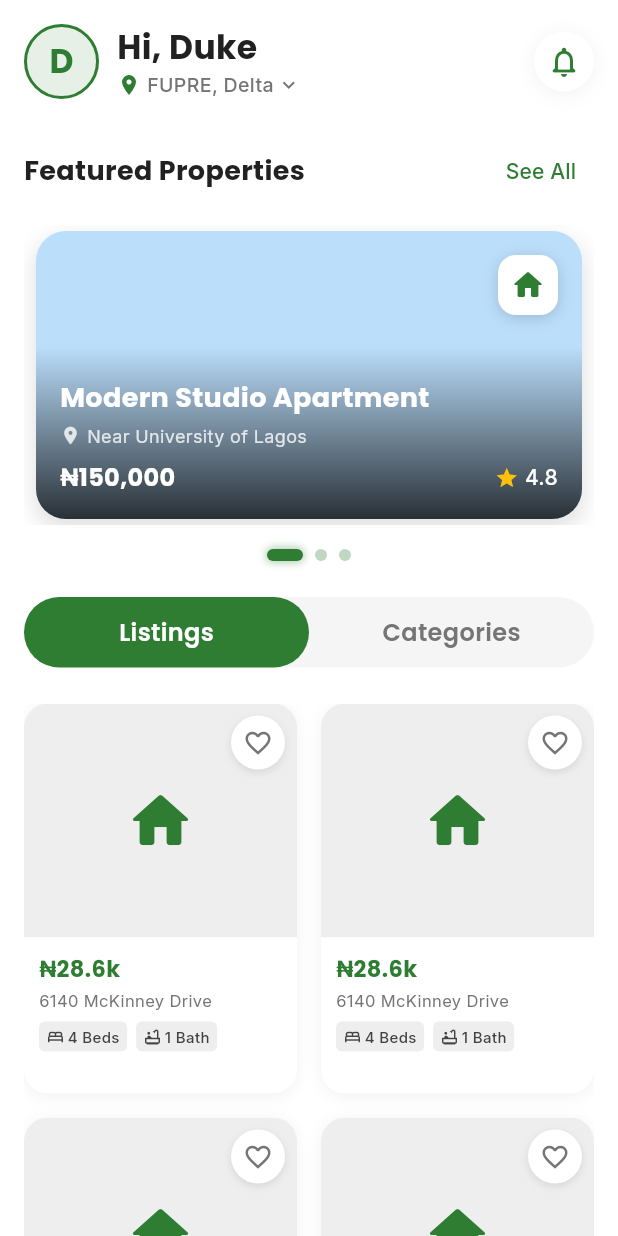
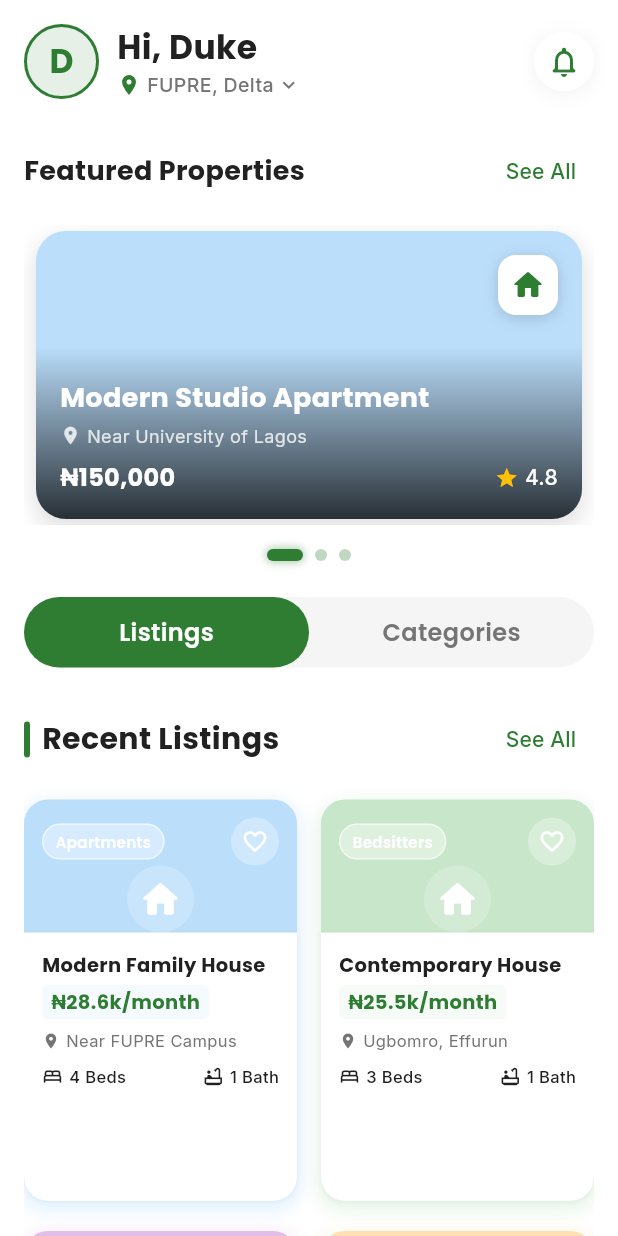
Before and after one commit to Dukeazeta/uniHousingNG, a Flutter app: the HomeTab screen opened by its route, on a phone screen of 412 x 824 dp. Run offline on Flutter 3.47's test engine with Material 3 defaults, Android fonts, the light colour scheme and no system bars; our stand-ins replace flutter_svg, google_fonts, shared_preferences; accounts and stored records are empty.

Commit message:
modified:   unihousingng/lib/presentation/screens/home/home_screen.dart

```diff
--- a/unihousingng/lib/presentation/screens/home/home_screen.dart
+++ b/unihousingng/lib/presentation/screens/home/home_screen.dart
@@ -76,42 +76,50 @@ class _HomeTabState extends State<HomeTab> with AutomaticKeepAliveClientMixin {
     {
       'id': '1',
       'title': 'Modern Family House',
-      'location': '6140 McKinney Drive',
-      'price': '₦28.6k',
+      'location': 'Near FUPRE Campus',
+      'price': '₦28.6k/month',
       'image': 'assets/images/house1.jpg',
       'beds': 4,
       'baths': 1,
       'isFavorite': false,
+      'color': Colors.blue[100]!,
+      'category': 'Apartments',
     },
     {
       'id': '2',
       'title': 'Contemporary House',
-      'location': '6140 McKinney Drive',
-      'price': '₦28.6k',
+      'location': 'Ugbomro, Effurun',
+      'price': '₦25.5k/month',
       'image': 'assets/images/house2.jpg',
-      'beds': 4,
+      'beds': 3,
       'baths': 1,
       'isFavorite': false,
+      'color': Colors.green[100]!,
+      'category': 'Bedsitters',
     },
     {
       'id': '3',
       'title': 'Luxury Apartment',
       'location': 'Near FUPRE Campus',
-      'price': '₦32.5k',
+      'price': '₦32.5k/month',
       'image': 'assets/images/house3.jpg',
       'beds': 3,
       'baths': 2,
       'isFavorite': false,
+      'color': Colors.purple[100]!,
+      'category': 'Apartments',
     },
     {
       'id': '4',
       'title': 'Student Hostel',
       'location': 'University Road',
-      'price': '₦18.9k',
+      'price': '₦18.9k/month',
       'image': 'assets/images/house4.jpg',
       'beds': 1,
       'baths': 1,
       'isFavorite': false,
+      'color': Colors.orange[100]!,
+      'category': 'Hostels',
     },
   ];
 
@@ -869,15 +877,55 @@ class _HomeTabState extends State<HomeTab> with AutomaticKeepAliveClientMixin {
     return Column(
       crossAxisAlignment: CrossAxisAlignment.start,
       children: [
+        // Section header
+        Padding(
+          padding: const EdgeInsets.only(bottom: 16),
+          child: Row(
+            children: [
+              Container(
+                width: 4,
+                height: 24,
+                decoration: BoxDecoration(
+                  color: AppColors.primary,
+                  borderRadius: BorderRadius.circular(4),
+                ),
+              ),
+              const SizedBox(width: 8),
+              Text(
+                'Recent Listings',
+                style: GoogleFonts.poppins(
+                  fontSize: 20,
+                  fontWeight: FontWeight.bold,
+                  color: AppColors.textPrimary,
+                ),
+              ),
+              const Spacer(),
+              TextButton(
+                onPressed: () {
+                  // Navigate to all listings
+                },
+                child: Text(
+                  'See All',
+                  style: GoogleFonts.inter(
+                    fontSize: 14,
+                    fontWeight: FontWeight.w500,
+                    color: AppColors.primary,
+                  ),
+                ),
+              ),
+            ],
+          ),
+        ),
+
+        // Listings grid
         GridView.builder(
           shrinkWrap: true,
           physics: const NeverScrollableScrollPhysics(),
           gridDelegate: const SliverGridDelegateWithFixedCrossAxisCount(
             crossAxisCount: 2,
-            // Adjusted aspect ratio to provide more vertical space
-            childAspectRatio: 0.7,
+            childAspectRatio: 0.68, // Adjusted to provide more vertical space
             crossAxisSpacing: 16,
-            mainAxisSpacing: 16,
+            mainAxisSpacing: 20,
           ),
           itemCount: _propertyListings.length,
           itemBuilder: (context, index) {
@@ -890,100 +938,173 @@ class _HomeTabState extends State<HomeTab> with AutomaticKeepAliveClientMixin {
   }
 
   Widget _buildPropertyCard(Map<String, dynamic> property) {
+    // Default colors in case the property doesn't have a color defined
+    final Color propertyColor = property['color'] ?? Colors.blue[100]!;
+
     return Container(
       decoration: BoxDecoration(
-        color: Colors.white,
+        color: propertyColor,
         borderRadius: BorderRadius.circular(16),
         boxShadow: [
           BoxShadow(
-            color: Colors.black.withAlpha(13),
-            blurRadius: 8,
-            offset: const Offset(0, 2),
+            color: propertyColor.withAlpha(128),
+            blurRadius: 10,
+            offset: const Offset(0, 4),
+            spreadRadius: 1,
           ),
         ],
       ),
       child: Column(
         crossAxisAlignment: CrossAxisAlignment.start,
         children: [
-          // Property image with favorite button
-          Expanded(
-            flex: 3,
-            child: Stack(
+          // Property header with category badge
+          Padding(
+            padding: const EdgeInsets.fromLTRB(12, 12, 12, 0),
+            child: Row(
+              mainAxisAlignment: MainAxisAlignment.spaceBetween,
               children: [
-                // Property image
-                ClipRRect(
-                  borderRadius: const BorderRadius.only(
-                    topLeft: Radius.circular(16),
-                    topRight: Radius.circular(16),
+                // Category badge
+                Container(
+                  padding: const EdgeInsets.symmetric(
+                    horizontal: 8,
+                    vertical: 4,
                   ),
-                  child: Container(
-                    width: double.infinity,
-                    color: Colors.grey[200], // Placeholder color
-                    child: Center(
-                      child: Icon(
-                        Icons.home_rounded,
-                        size: 48,
-                        color: AppColors.primary,
+                  decoration: BoxDecoration(
+                    color: Colors.white.withAlpha(100),
+                    borderRadius: BorderRadius.circular(12),
+                    border: Border.all(
+                      color: Colors.white.withAlpha(150),
+                      width: 1,
                     ),
+                  ),
+                  child: Text(
+                    property['category'] ?? 'Property',
+                    style: GoogleFonts.poppins(
+                      fontSize: 10,
+                      fontWeight: FontWeight.w600,
+                      color: Colors.white,
                     ),
                   ),
                 ),
                 // Favorite button
-                Positioned(
-                  top: 8,
-                  right: 8,
-                  child: Container(
-                    width: 36,
-                    height: 36,
+                Container(
+                  width: 32,
+                  height: 32,
                   decoration: BoxDecoration(
-                      color: Colors.white,
+                    color: Colors.white.withAlpha(77),
                     shape: BoxShape.circle,
-                      boxShadow: [
-                        BoxShadow(
-                          color: Colors.black.withAlpha(25),
-                          blurRadius: 4,
-                          offset: const Offset(0, 2),
-                        ),
-                      ],
                   ),
                   child: Center(
                     child: Icon(
                       property['isFavorite']
                           ? Icons.favorite
                           : Icons.favorite_border,
-                        size: 20,
-                        color:
-                            property['isFavorite']
-                                ? Colors.red
-                                : Colors.grey[600],
-                      ),
+                      size: 18,
+                      color: property['isFavorite'] ? Colors.red : Colors.white,
                     ),
                   ),
                 ),
               ],
             ),
           ),
+
+          // Property icon
+          Expanded(
+            flex: 1,
+            child: Center(
+              child: Container(
+                width: 50,
+                height: 50,
+                decoration: BoxDecoration(
+                  color: Colors.white.withAlpha(51),
+                  shape: BoxShape.circle,
+                ),
+                child: Center(
+                  child: Icon(
+                    Icons.home_rounded,
+                    size: 30,
+                    color: Colors.white,
+                  ),
+                ),
+              ),
+            ),
+          ),
+
           // Property details
           Expanded(
-            flex: 2,
-            child: Padding(
-              padding: const EdgeInsets.all(10.0),
+            flex: 4,
+            child: Container(
+              padding: const EdgeInsets.all(12.0),
+              decoration: BoxDecoration(
+                color: Colors.white,
+                borderRadius: const BorderRadius.only(
+                  bottomLeft: Radius.circular(16),
+                  bottomRight: Radius.circular(16),
+                ),
+                boxShadow: [
+                  BoxShadow(
+                    color: Colors.black.withAlpha(5),
+                    blurRadius: 1,
+                    spreadRadius: 1,
+                  ),
+                ],
+              ),
               child: Column(
                 crossAxisAlignment: CrossAxisAlignment.start,
-                mainAxisSize: MainAxisSize.min,
                 children: [
+                  // Title with price
+                  Row(
+                    crossAxisAlignment: CrossAxisAlignment.start,
+                    children: [
+                      // Title
+                      Expanded(
+                        child: Text(
+                          property['title'],
+                          style: GoogleFonts.poppins(
+                            fontSize: 13,
+                            fontWeight: FontWeight.bold,
+                            color: AppColors.textPrimary,
+                          ),
+                          maxLines: 1,
+                          overflow: TextOverflow.ellipsis,
+                        ),
+                      ),
+                    ],
+                  ),
+                  const SizedBox(height: 4),
+
                   // Price
-                  Text(
+                  Container(
+                    padding: const EdgeInsets.symmetric(
+                      horizontal: 6,
+                      vertical: 2,
+                    ),
+                    decoration: BoxDecoration(
+                      color: propertyColor.withAlpha(40),
+                      borderRadius: BorderRadius.circular(4),
+                    ),
+                    child: Text(
                       property['price'],
                       style: GoogleFonts.poppins(
-                      fontSize: 15,
+                        fontSize: 13,
                         fontWeight: FontWeight.bold,
                         color: AppColors.primary,
                       ),
                     ),
-                  const SizedBox(height: 2),
+                  ),
+                  const SizedBox(height: 6),
+
                   // Location
-                  Text(
+                  Row(
+                    children: [
+                      Icon(
+                        Icons.location_on,
+                        size: 12,
+                        color: AppColors.textSecondary,
+                      ),
+                      const SizedBox(width: 4),
+                      Expanded(
+                        child: Text(
                           property['location'],
                           style: GoogleFonts.inter(
                             fontSize: 11,
@@ -992,75 +1113,56 @@ class _HomeTabState extends State<HomeTab> with AutomaticKeepAliveClientMixin {
                           maxLines: 1,
                           overflow: TextOverflow.ellipsis,
                         ),
-                  const SizedBox(height: 6),
+                      ),
+                    ],
+                  ),
+                  const SizedBox(height: 8),
+
                   // Beds and baths - using a more compact layout
-                  Flexible(
-                    child: Wrap(
-                      spacing: 6,
-                      runSpacing: 4,
+                  Row(
+                    mainAxisAlignment: MainAxisAlignment.spaceBetween,
                     children: [
                       // Beds
-                        Container(
-                          padding: const EdgeInsets.symmetric(
-                            horizontal: 5,
-                            vertical: 3,
-                          ),
-                          decoration: BoxDecoration(
-                            color: Colors.grey[200],
-                            borderRadius: BorderRadius.circular(4),
-                          ),
-                          child: Row(
+                      Row(
                         mainAxisSize: MainAxisSize.min,
                         children: [
                           Icon(
                             Icons.bed_outlined,
-                                size: 12,
-                                color: Colors.grey[800],
+                            size: 14,
+                            color: AppColors.textPrimary,
                           ),
-                              const SizedBox(width: 2),
+                          const SizedBox(width: 4),
                           Text(
                             '${property['beds']} Beds',
                             style: GoogleFonts.inter(
-                                  fontSize: 10,
+                              fontSize: 11,
                               fontWeight: FontWeight.w500,
-                                  color: Colors.grey[800],
+                              color: AppColors.textPrimary,
                             ),
                           ),
                         ],
                       ),
-                        ),
                       // Baths
-                        Container(
-                          padding: const EdgeInsets.symmetric(
-                            horizontal: 5,
-                            vertical: 3,
-                          ),
-                          decoration: BoxDecoration(
-                            color: Colors.grey[200],
-                            borderRadius: BorderRadius.circular(4),
-                          ),
-                          child: Row(
+                      Row(
                         mainAxisSize: MainAxisSize.min,
                         children: [
                           Icon(
                             Icons.bathtub_outlined,
-                                size: 12,
-                                color: Colors.grey[800],
+                            size: 14,
+                            color: AppColors.textPrimary,
                           ),
-                              const SizedBox(width: 2),
+                          const SizedBox(width: 4),
                           Text(
                             '${property['baths']} Bath',
                             style: GoogleFonts.inter(
-                                  fontSize: 10,
+                              fontSize: 11,
                               fontWeight: FontWeight.w500,
-                                  color: Colors.grey[800],
+                              color: AppColors.textPrimary,
                             ),
                           ),
                         ],
                       ),
-                        ),
                     ],
-                    ),
                   ),
                 ],
               ),
```
Lines whose indentation alone changed are shown as unchanged.
